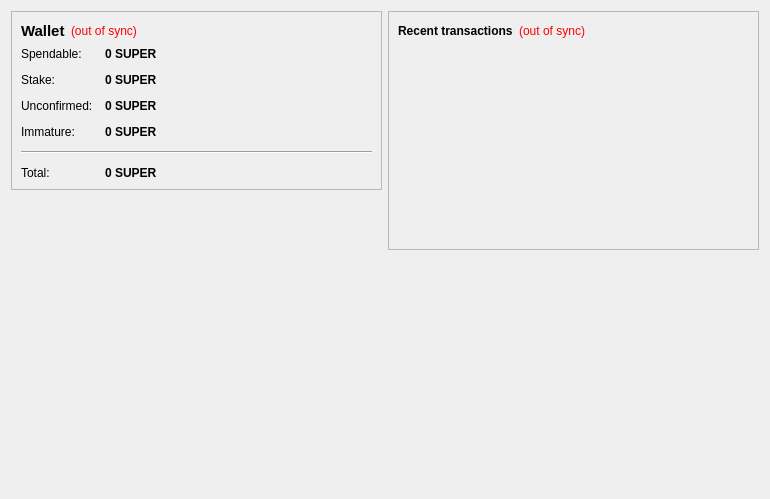
Old version of the form src/qt/forms/overviewpage.ui in the repository thirstygerry/SuperCoin.
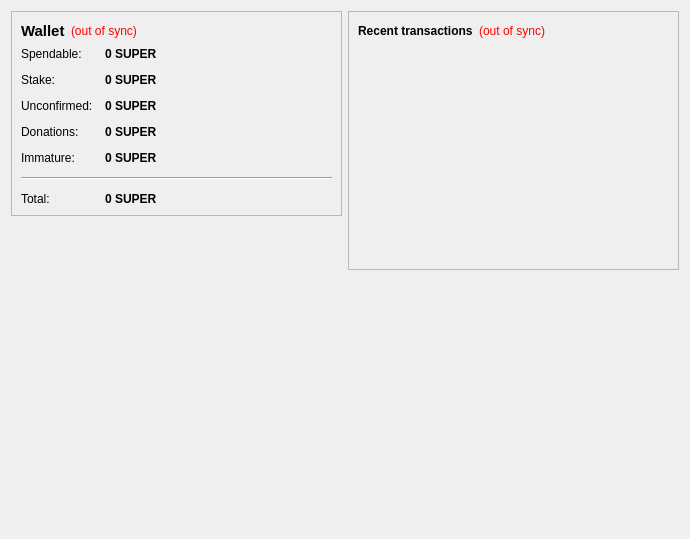
New version of the form. Icons and pictures are not drawn.

Diff of the .ui file:
```diff
--- a/src/qt/forms/overviewpage.ui
+++ b/src/qt/forms/overviewpage.ui
@@ -6,14 +6,14 @@
    <rect>
     <x>0</x>
     <y>0</y>
-    <width>770</width>
-    <height>499</height>
+    <width>690</width>
+    <height>539</height>
    </rect>
   </property>
   <property name="windowTitle">
    <string>Form</string>
   </property>
-  <layout class="QHBoxLayout" name="horizontalLayout" stretch="1,1">
+  <layout class="QHBoxLayout" name="horizontalLayout">
    <item>
     <layout class="QVBoxLayout" name="verticalLayout_2">
      <item>
@@ -170,14 +170,14 @@
             </property>
            </widget>
           </item>
-          <item row="3" column="0">
+          <item row="5" column="0">
            <widget class="QLabel" name="labelImmatureText">
             <property name="text">
              <string>Immature:</string>
             </property>
            </widget>
           </item>
-          <item row="3" column="1">
+          <item row="5" column="1">
            <widget class="QLabel" name="labelImmature">
             <property name="font">
              <font>
@@ -196,21 +196,21 @@
             </property>
            </widget>
           </item>
-          <item row="4" column="0" colspan="2">
+          <item row="6" column="0" colspan="2">
            <widget class="Line" name="line">
             <property name="orientation">
              <enum>Qt::Horizontal</enum>
             </property>
            </widget>
           </item>
-          <item row="5" column="0">
+          <item row="7" column="0">
            <widget class="QLabel" name="labelTotalText">
             <property name="text">
              <string>Total:</string>
             </property>
            </widget>
           </item>
-          <item row="5" column="1">
+          <item row="7" column="1">
            <widget class="QLabel" name="labelTotal">
             <property name="font">
              <font>
@@ -232,6 +232,35 @@
             </property>
            </widget>
           </item>
+          <item row="3" column="0">
+           <widget class="QLabel" name="labelDonationsText">
+            <property name="text">
+             <string>Donations:</string>
+            </property>
+           </widget>
+          </item>
+          <item row="3" column="1">
+           <widget class="QLabel" name="labelDonations">
+            <property name="font">
+             <font>
+              <weight>75</weight>
+              <bold>true</bold>
+             </font>
+            </property>
+            <property name="cursor">
+             <cursorShape>IBeamCursor</cursorShape>
+            </property>
+            <property name="toolTip">
+             <string>Total donations to the ShibeCoin team</string>
+            </property>
+            <property name="text">
+             <string>0 SUPER</string>
+            </property>
+            <property name="textInteractionFlags">
+             <set>Qt::LinksAccessibleByMouse|Qt::TextSelectableByKeyboard|Qt::TextSelectableByMouse</set>
+            </property>
+           </widget>
+          </item>
          </layout>
         </item>
        </layout>
```
